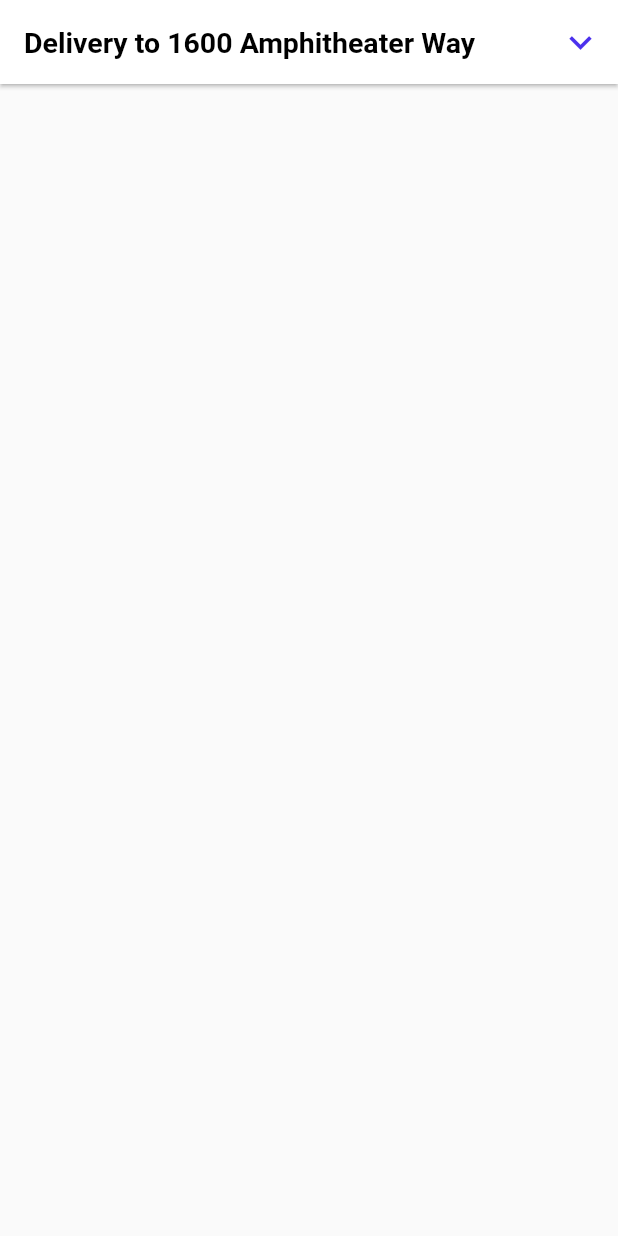
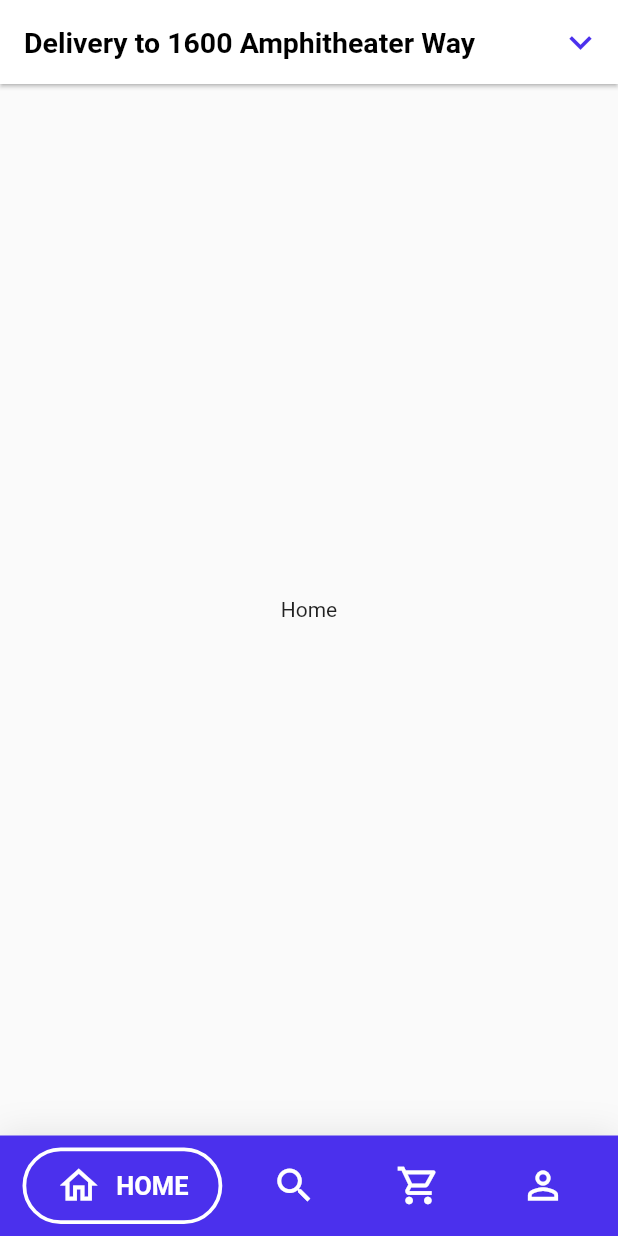
Before and after one commit to Michellehwang001/UICupcake, a Flutter app: the screen it shows after launch, on a phone screen of 412 x 824 dp. Run offline on Flutter 3.47's test engine with Material 2 defaults, Android fonts, the phone set to English and light mode, and no system bars; drawn by our look-alikes of google_nav_bar.

Commit message:
bottomNavigationBar 완성

```diff
--- a/lib/main.dart
+++ b/lib/main.dart
@@ -1,4 +1,5 @@
 import 'package:flutter/material.dart';
+import 'package:google_nav_bar/google_nav_bar.dart';
 
 void main() {
   runApp(MyApp());
@@ -31,6 +32,21 @@ class HomePage extends StatefulWidget {
 }
 
 class _HomePageState extends State<HomePage> {
+  int _selectedIndex = 0;
+  static const List<Widget> _widgetOptions = <Widget>[
+    Text(
+      'Home',
+    ),
+    Text(
+      'Likes',
+    ),
+    Text(
+      'Search',
+    ),
+    Text(
+      'Profile',
+    )
+  ];
 
   @override
   Widget build(BuildContext context) {
@@ -38,15 +54,87 @@ class _HomePageState extends State<HomePage> {
         appBar: AppBar(
           centerTitle: false,
           elevation: 1.1,
-        title: Text('Delivery to 1600 Amphitheater Way', style: Theme.of(context).textTheme.headline2,),
+          title: Text(
+            'Delivery to 1600 Amphitheater Way',
+            style: Theme.of(context).textTheme.headline2,
+          ),
           actions: [
             Padding(
               padding: const EdgeInsets.fromLTRB(0, 0, 10, 0),
-            child: Icon(Icons.keyboard_arrow_down, size: 30, color: Color(0xFF4B30ED),),
+              child: Icon(
+                Icons.keyboard_arrow_down,
+                size: 30,
+                color: Color(0xFF4B30ED),
+              ),
             ),
           ],
         ),
-      body: Container(),
-    );
+        body: Center(
+          child: _widgetOptions.elementAt(_selectedIndex),
+        ),
+        bottomNavigationBar: Container(
+          decoration: BoxDecoration(
+            color: Color(0xFF4B30ED),
+            boxShadow: [
+              BoxShadow(
+                blurRadius: 20,
+                color: Colors.black.withOpacity(.1),
+              )
+            ],
+          ),
+          child: SafeArea(
+            child: Padding(
+              padding:
+                  const EdgeInsets.symmetric(horizontal: 15.0, vertical: 8),
+              child: GNav(
+                // 버튼을 클릭했을 때 물결이 퍼지듯이 효과
+                rippleColor: Colors.white,
+                hoverColor: Colors.grey[100]!,
+                gap: 10,
+                activeColor: Colors.white,
+                iconSize: 30,
+                padding: EdgeInsets.symmetric(horizontal: 20, vertical: 8),
+                duration: Duration(milliseconds: 400),
+                curve: Curves.easeInOut,
+                tabBackgroundColor: Color(0xFF4B30ED),
+                color: Colors.white,
+                tabActiveBorder: Border.all(width: 2.5, color: Colors.white),
+                textStyle: TextStyle(
+                  fontSize: 17,
+                  color: Colors.white,
+                  fontWeight: FontWeight.w600),
+                tabs: [
+                  GButton(
+                    icon: Icons.home_outlined,
+                    text: 'HOME',
+                    // icon 컬러
+                    iconActiveColor: Colors.white,
+                  ),
+                  GButton(
+                    icon: Icons.search,
+                    text: 'SEARCH',
+                    iconActiveColor: Colors.white,
+                  ),
+                  GButton(
+                    icon: Icons.shopping_cart_outlined,
+                    text: 'CART',
+                    iconActiveColor: Colors.white,
+                  ),
+                  GButton(
+                    icon: Icons.person_outline,
+                    text: 'Profile',
+                    iconActiveColor: Colors.white,
+                  ),
+                ],
+                selectedIndex: _selectedIndex,
+                onTabChange: (index) {
+                  setState(() {
+                    _selectedIndex = index;
+                  });
+                },
+              ),
+            ),
+          ),
+        ));
   }
 }
--- a/pubspec.yaml
+++ b/pubspec.yaml
@@ -28,6 +28,8 @@ dependencies:
   # The following adds the Cupertino Icons font to your application.
   # Use with the CupertinoIcons class for iOS style icons.
   cupertino_icons: ^1.0.2
+  google_nav_bar: ^5.0.5
+  carousel_slider: ^3.0.0
 
 dev_dependencies:
   flutter_test:
```
Also changed, not shown: pubspec.lock. Lines whose indentation alone changed are shown as unchanged.
